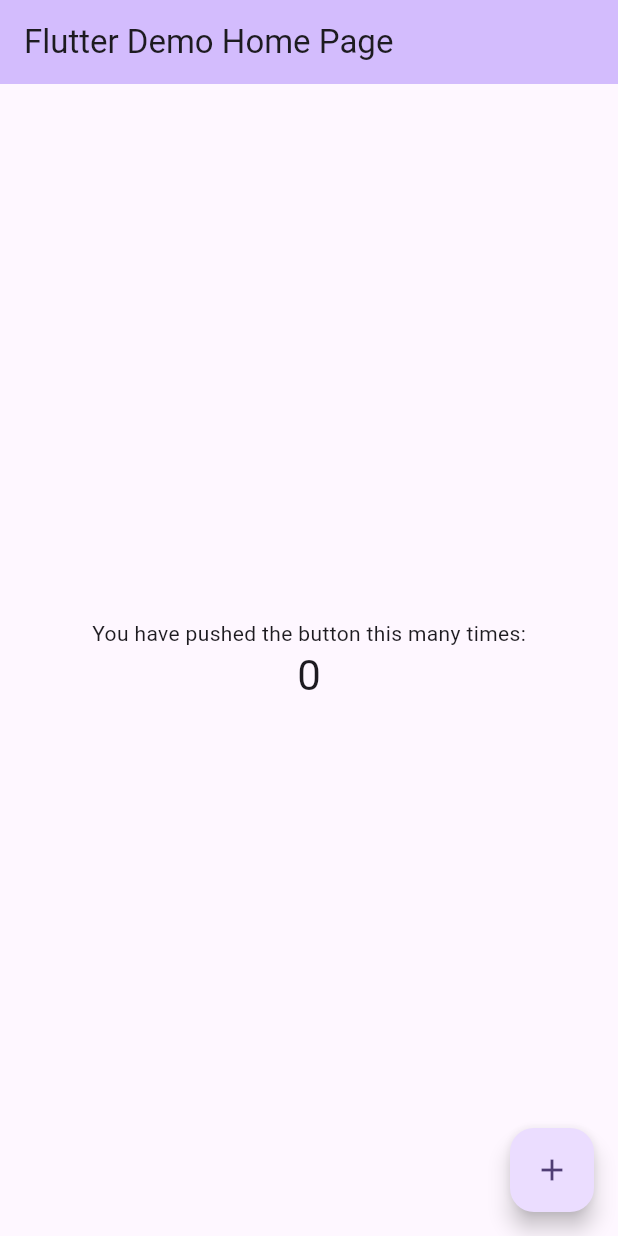
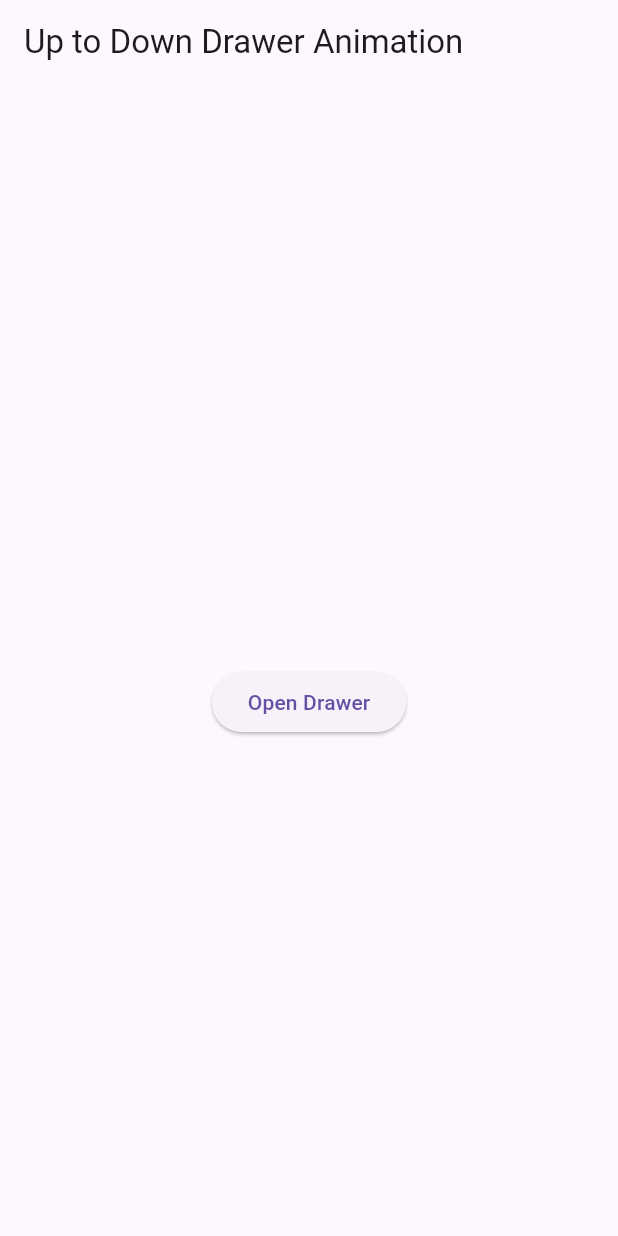
Before and after one commit to motiur-mostakim/All-Project-Design-Page-Screenshot, a Flutter app: the screen it shows after launch, on a phone screen of 412 x 824 dp. Run offline on Flutter 3.47's test engine with Material 3 defaults, Android fonts, the light colour scheme and no system bars.

Commit message:
All Projects Design

```diff
--- /dev/null
+++ b/lib/home_page.dart
@@ -0,0 +1,61 @@
+
+import 'package:flutter/material.dart';
+
+class HomePage extends StatefulWidget {
+  @override
+  _HomePageState createState() => _HomePageState();
+}
+
+class _HomePageState extends State<HomePage> {
+  bool isDrawerOpen = false;
+
+  @override
+  Widget build(BuildContext context) {
+    return Scaffold(
+      appBar: AppBar(
+        actions: [
+
+        ],
+      ),
+      body: Stack(
+        children: [
+          Center(
+            child: ElevatedButton(
+              onPressed: () {
+                setState(() {
+                  isDrawerOpen = !isDrawerOpen;
+                });
+              },
+              child: Text(isDrawerOpen ? "Close Drawer" : "Open Drawer"),
+            ),
+          ),
+          AnimatedPositioned(
+            duration: const Duration(milliseconds: 300),
+            top: isDrawerOpen ? 0 : -300, // Adjust height as needed
+            left: 0,
+            right: 0,
+            child: Container(
+              height: 300, // Adjust height as needed
+              color: Colors.blue,
+              child: Column(
+                children: [
+                  ListTile(
+                    leading: const Icon(Icons.home),
+                    title: const Text('Home'),
+                    onTap: () {},
+                  ),
+                  ListTile(
+                    leading: const Icon(Icons.settings),
+                    title: const Text('Settings'),
+                    onTap: () {},
+                  ),
+                  // Add more items here
+                ],
+              ),
+            ),
+          ),
+        ],
+      ),
+    );
+  }
+}
--- a/lib/main.dart
+++ b/lib/main.dart
@@ -1,125 +1,18 @@
+import 'package:all_project_design_screenshot/home_page.dart';
 import 'package:flutter/material.dart';
 
-void main() {
-  runApp(const MyApp());
-}
+void main() => runApp(const MyApp());
 
 class MyApp extends StatelessWidget {
   const MyApp({super.key});
 
-  // This widget is the root of your application.
   @override
   Widget build(BuildContext context) {
     return MaterialApp(
-      title: 'Flutter Demo',
-      theme: ThemeData(
-        // This is the theme of your application.
-        //
-        // TRY THIS: Try running your application with "flutter run". You'll see
-        // the application has a purple toolbar. Then, without quitting the app,
-        // try changing the seedColor in the colorScheme below to Colors.green
-        // and then invoke "hot reload" (save your changes or press the "hot
-        // reload" button in a Flutter-supported IDE, or press "r" if you used
-        // the command line to start the app).
-        //
-        // Notice that the counter didn't reset back to zero; the application
-        // state is not lost during the reload. To reset the state, use hot
-        // restart instead.
-        //
-        // This works for code too, not just values: Most code changes can be
-        // tested with just a hot reload.
-        colorScheme: ColorScheme.fromSeed(seedColor: Colors.deepPurple),
-        useMaterial3: true,
+      home: Scaffold(
+        appBar: AppBar(title: const Text('Up to Down Drawer Animation')),
+        body: HomePage(),
       ),
-      home: const MyHomePage(title: 'Flutter Demo Home Page'),
     );
   }
 }
-
-class MyHomePage extends StatefulWidget {
-  const MyHomePage({super.key, required this.title});
-
-  // This widget is the home page of your application. It is stateful, meaning
-  // that it has a State object (defined below) that contains fields that affect
-  // how it looks.
-
-  // This class is the configuration for the state. It holds the values (in this
-  // case the title) provided by the parent (in this case the App widget) and
-  // used by the build method of the State. Fields in a Widget subclass are
-  // always marked "final".
-
-  final String title;
-
-  @override
-  State<MyHomePage> createState() => _MyHomePageState();
-}
-
-class _MyHomePageState extends State<MyHomePage> {
-  int _counter = 0;
-
-  void _incrementCounter() {
-    setState(() {
-      // This call to setState tells the Flutter framework that something has
-      // changed in this State, which causes it to rerun the build method below
-      // so that the display can reflect the updated values. If we changed
-      // _counter without calling setState(), then the build method would not be
-      // called again, and so nothing would appear to happen.
-      _counter++;
-    });
-  }
-
-  @override
-  Widget build(BuildContext context) {
-    // This method is rerun every time setState is called, for instance as done
-    // by the _incrementCounter method above.
-    //
-    // The Flutter framework has been optimized to make rerunning build methods
-    // fast, so that you can just rebuild anything that needs updating rather
-    // than having to individually change instances of widgets.
-    return Scaffold(
-      appBar: AppBar(
-        // TRY THIS: Try changing the color here to a specific color (to
-        // Colors.amber, perhaps?) and trigger a hot reload to see the AppBar
-        // change color while the other colors stay the same.
-        backgroundColor: Theme.of(context).colorScheme.inversePrimary,
-        // Here we take the value from the MyHomePage object that was created by
-        // the App.build method, and use it to set our appbar title.
-        title: Text(widget.title),
-      ),
-      body: Center(
-        // Center is a layout widget. It takes a single child and positions it
-        // in the middle of the parent.
-        child: Column(
-          // Column is also a layout widget. It takes a list of children and
-          // arranges them vertically. By default, it sizes itself to fit its
-          // children horizontally, and tries to be as tall as its parent.
-          //
-          // Column has various properties to control how it sizes itself and
-          // how it positions its children. Here we use mainAxisAlignment to
-          // center the children vertically; the main axis here is the vertical
-          // axis because Columns are vertical (the cross axis would be
-          // horizontal).
-          //
-          // TRY THIS: Invoke "debug painting" (choose the "Toggle Debug Paint"
-          // action in the IDE, or press "p" in the console), to see the
-          // wireframe for each widget.
-          mainAxisAlignment: MainAxisAlignment.center,
-          children: <Widget>[
-            const Text(
-              'You have pushed the button this many times:',
-            ),
-            Text(
-              '$_counter',
-              style: Theme.of(context).textTheme.headlineMedium,
-            ),
-          ],
-        ),
-      ),
-      floatingActionButton: FloatingActionButton(
-        onPressed: _incrementCounter,
-        tooltip: 'Increment',
-        child: const Icon(Icons.add),
-      ), // This trailing comma makes auto-formatting nicer for build methods.
-    );
-  }
-}
```
Also changed, not shown: 6 other files.
